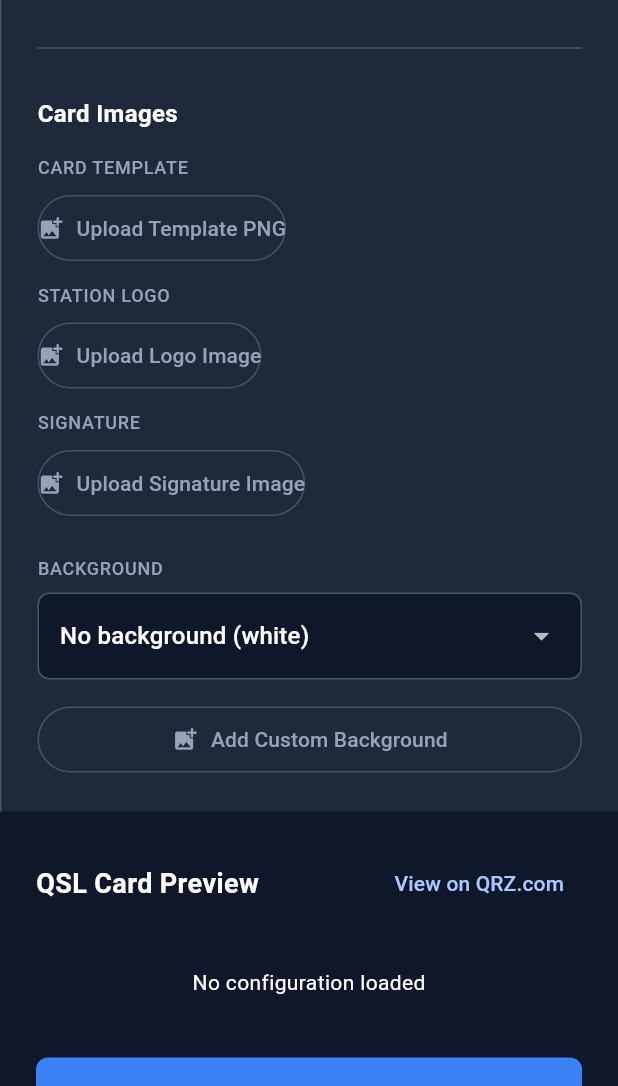
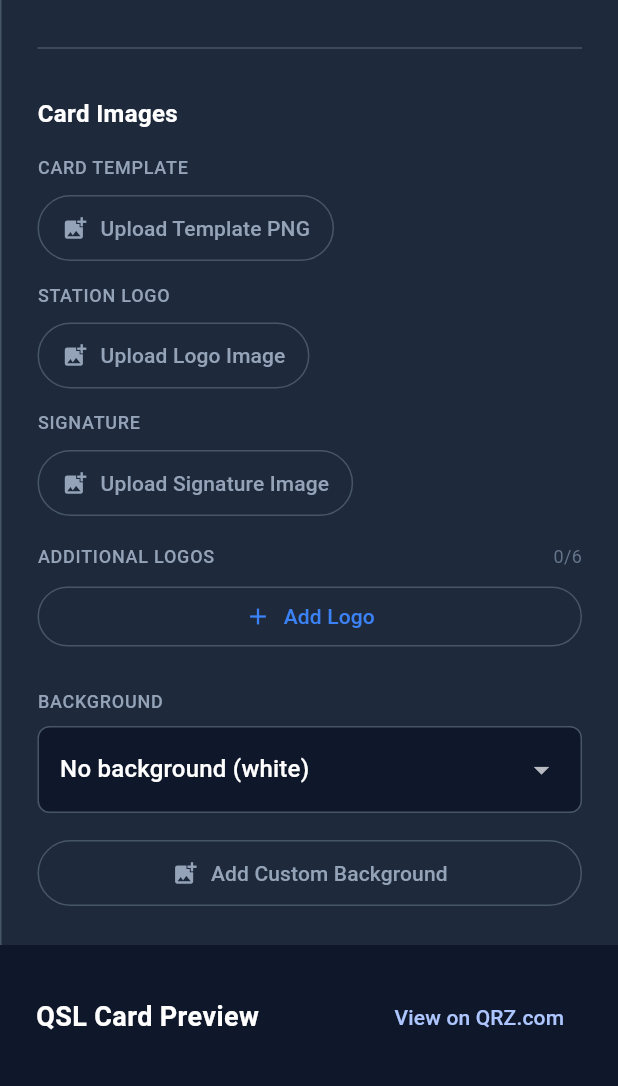
Before and after one commit to achildrenmile/qslcardgenerator-client, a Flutter app: the GeneratorScreen screen opened directly with empty values, scrolled down 576 dp, on a phone screen of 412 x 824 dp, the part 150-1236 px from its top. Run offline on Flutter 3.47's test engine with Material 3 defaults, Android fonts, the phone set to English and light mode, and no system bars; our stand-ins replace file_picker, image_cropper, image_picker, shared_preferences; accounts and stored records are empty; statements that could not run were skipped.

Commit message:
Add logo management to generator screen and fix button padding
- Add additional logos section to Card Images in generator screen
- Add pick/remove methods for managing logos without setup wizard
- Display logo thumbnails with delete buttons
- Fix horizontal padding on image buttons (Template, Logo, Signature)

Co-Authored-By: Claude Opus 4.5 <noreply@anthropic.com>

```diff
--- a/lib/screens/generator_screen.dart
+++ b/lib/screens/generator_screen.dart
@@ -188,6 +188,30 @@ class _GeneratorScreenState extends State<GeneratorScreen> {
       await widget.storageService.saveSignature(file, _activeConfig!.callsign);
       await _loadSignatureImage();
     }
+  }
+
+  Future<void> _pickAdditionalLogo() async {
+    if (_activeConfig == null) return;
+    if (_additionalLogos.length >= 6) {
+      ScaffoldMessenger.of(context).showSnackBar(
+        const SnackBar(content: Text('Maximum 6 additional logos allowed')),
+      );
+      return;
+    }
+
+    final result = await _imagePicker.pickImage(source: ImageSource.gallery);
+    if (result != null) {
+      final file = File(result.path);
+      final nextIndex = _additionalLogos.length + 1;
+      await widget.storageService.saveAdditionalLogo(file, _activeConfig!.callsign, nextIndex);
+      await _loadAdditionalLogos();
+    }
+  }
+
+  Future<void> _removeAdditionalLogo(int index) async {
+    if (_activeConfig == null) return;
+    await widget.storageService.deleteAdditionalLogo(_activeConfig!.callsign, index + 1);
+    await _loadAdditionalLogos();
   }
 
   String _formatDate(DateTime dt) {
@@ -671,6 +695,93 @@ class _GeneratorScreenState extends State<GeneratorScreen> {
                 uploadText: 'Upload Signature Image',
                 onPressed: _pickSignatureImage,
               ),
+              const SizedBox(height: 16),
+
+              // Additional Logos
+              Row(
+                mainAxisAlignment: MainAxisAlignment.spaceBetween,
+                children: [
+                  const Text(
+                    'ADDITIONAL LOGOS',
+                    style: TextStyle(
+                      color: Color(0xFF94a3b8),
+                      fontSize: 12,
+                      fontWeight: FontWeight.w500,
+                      letterSpacing: 0.5,
+                    ),
+                  ),
+                  Text(
+                    '${_additionalLogos.length}/6',
+                    style: const TextStyle(
+                      color: Color(0xFF64748b),
+                      fontSize: 12,
+                    ),
+                  ),
+                ],
+              ),
+              const SizedBox(height: 8),
+
+              // Additional logos grid
+              if (_additionalLogos.isNotEmpty)
+                Wrap(
+                  spacing: 8,
+                  runSpacing: 8,
+                  children: _additionalLogos.asMap().entries.map((entry) {
+                    return Stack(
+                      children: [
+                        Container(
+                          width: 60,
+                          height: 60,
+                          decoration: BoxDecoration(
+                            color: Colors.white,
+                            borderRadius: BorderRadius.circular(6),
+                            border: Border.all(color: const Color(0xFF475569)),
+                          ),
+                          child: ClipRRect(
+                            borderRadius: BorderRadius.circular(5),
+                            child: RawImage(
+                              image: entry.value,
+                              fit: BoxFit.contain,
+                            ),
+                          ),
+                        ),
+                        Positioned(
+                          top: 2,
+                          right: 2,
+                          child: InkWell(
+                            onTap: () => _removeAdditionalLogo(entry.key),
+                            child: Container(
+                              padding: const EdgeInsets.all(2),
+                              decoration: const BoxDecoration(
+                                color: Colors.red,
+                                shape: BoxShape.circle,
+                              ),
+                              child: const Icon(
+                                Icons.close,
+                                size: 12,
+                                color: Colors.white,
+                              ),
+                            ),
+                          ),
+                        ),
+                      ],
+                    );
+                  }).toList(),
+                ),
+
+              if (_additionalLogos.length < 6) ...[
+                if (_additionalLogos.isNotEmpty) const SizedBox(height: 8),
+                OutlinedButton.icon(
+                  onPressed: _pickAdditionalLogo,
+                  icon: const Icon(Icons.add, size: 18),
+                  label: Text(_additionalLogos.isEmpty ? 'Add Logo' : 'Add Another'),
+                  style: OutlinedButton.styleFrom(
+                    foregroundColor: const Color(0xFF3b82f6),
+                    side: const BorderSide(color: Color(0xFF475569)),
+                    padding: const EdgeInsets.symmetric(horizontal: 16, vertical: 10),
+                  ),
+                ),
+              ],
               const SizedBox(height: 24),
 
               // Background Selection
@@ -868,7 +979,7 @@ class _GeneratorScreenState extends State<GeneratorScreen> {
             side: BorderSide(
               color: hasImage ? Colors.green : const Color(0xFF475569),
             ),
-            padding: const EdgeInsets.symmetric(vertical: 12),
+            padding: const EdgeInsets.symmetric(vertical: 12, horizontal: 16),
           ),
         ),
       ],
```
